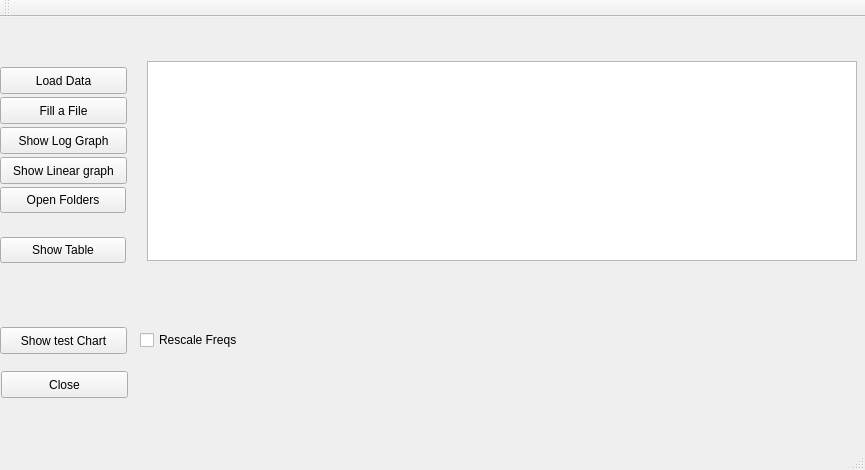
This is ChartTest/mainwindow.ui in mikeinsantarosa/ChartTest as Qt 5 draws it before an edit. The edited form follows.
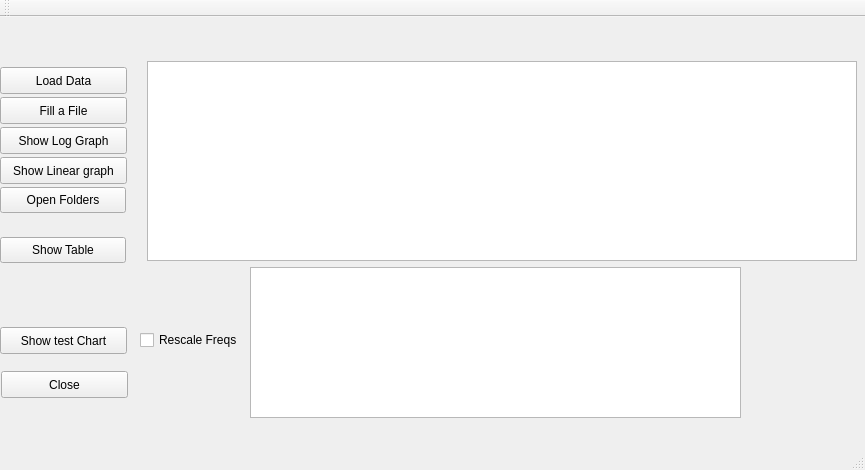
This is the edited form. Icons and pictures are not drawn.

```diff
--- a/ChartTest/mainwindow.ui
+++ b/ChartTest/mainwindow.ui
@@ -295,6 +295,16 @@
      <string>Rescale Freqs</string>
     </property>
    </widget>
+   <widget class="QListWidget" name="listWidgetResults">
+    <property name="geometry">
+     <rect>
+      <x>250</x>
+      <y>250</y>
+      <width>491</width>
+      <height>151</height>
+     </rect>
+    </property>
+   </widget>
   </widget>
   <widget class="QMenuBar" name="menuBar">
    <property name="geometry">
```
